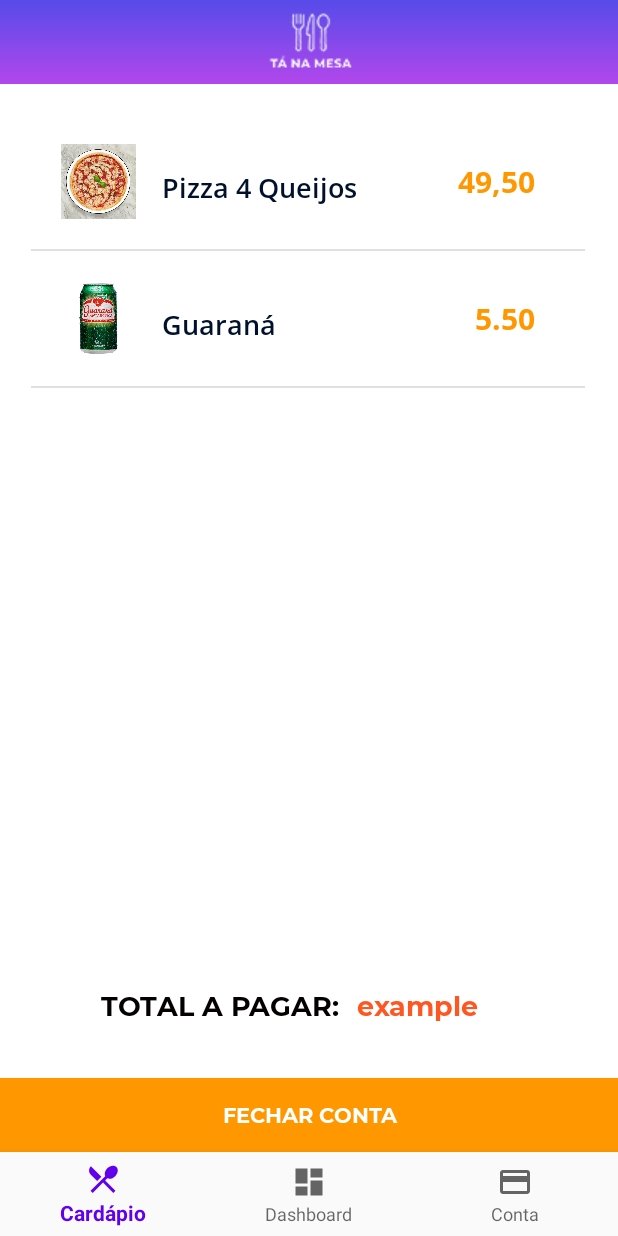
After one commit to TheEvilHarry/TaNaMesa-Mobile, an Android app: the CloseAccount screen opened directly, with no data from a screen before it, on a phone screen of 412 x 824 dp. The commit adds this screen. Run offline under Robolectric (Android 15) with nearby library versions, the phone set to English and light mode, and no system bars.

Commit message:
Changing Conta access through navbar to an activity

```diff
--- a/app/src/main/AndroidManifest.xml
+++ b/app/src/main/AndroidManifest.xml
@@ -13,6 +13,7 @@
         <activity android:name=".OrderConfirmation" />
         <activity android:name=".MainPage" />
         <activity android:name=".MainActivity" />
+        <activity android:name=".CloseAccount"/>
         <activity
             android:name=".ReaderPage"
             android:label="@string/app_name">
--- /dev/null
+++ b/app/src/main/java/com/example/tanamesaapp/CloseAccount.java
@@ -0,0 +1,76 @@
+package com.example.tanamesaapp;
+
+import androidx.annotation.NonNull;
+import androidx.annotation.Nullable;
+import androidx.appcompat.app.AppCompatActivity;
+import androidx.appcompat.widget.Toolbar;
+
+import android.content.Context;
+import android.os.Bundle;
+import android.view.LayoutInflater;
+import android.view.View;
+import android.view.ViewGroup;
+import android.widget.ArrayAdapter;
+import android.widget.ImageView;
+import android.widget.ListView;
+import android.widget.TextView;
+
+public class CloseAccount extends AppCompatActivity {
+
+
+    Context context;
+    ListView listView;
+    String titles[] = {"Pizza 4 Queijos", "Guaraná"};
+    String descriptions[] = {"49,50", "5.50"};
+    int images[] = {R.drawable.pizza, R.drawable.guarana, R.drawable.agua, R.drawable.massa};
+
+    @Override
+    protected void onCreate(Bundle savedInstanceState) {
+        super.onCreate(savedInstanceState);
+        setContentView(R.layout.activity_close_account);
+        Toolbar toolbar = findViewById(R.id.mp_actionbar);
+        setSupportActionBar(toolbar);
+        listView = findViewById(R.id.orderListView);
+
+        MyAccountAdapter adapter = new MyAccountAdapter(this,titles,descriptions,images);
+        listView.setAdapter(adapter);
+
+    }
+}
+
+class MyAccountAdapter extends ArrayAdapter<String> {
+
+    Context context;
+    String rTitle[];
+    String rDescription[];
+    int rImgs[];
+
+    MyAccountAdapter (Context c, String title[], String description[], int imgs[]) {
+        super(c, R.layout.order_row, R.id.titleText, title);
+        this.context = c;
+        this.rTitle = title;
+        this.rDescription = description;
+        this.rImgs = imgs;
+
+    }
+
+    @NonNull
+    @Override
+    public View getView(int position, @Nullable View convertView, @NonNull ViewGroup parent) {
+        LayoutInflater layoutInflater = (LayoutInflater) context.getApplicationContext().getSystemService(Context.LAYOUT_INFLATER_SERVICE);
+        View row = layoutInflater.inflate(R.layout.order_row, parent, false);
+        ImageView images = row.findViewById(R.id.thumb);
+        TextView myTitle = row.findViewById(R.id.titleText);
+        TextView myDescription = row.findViewById(R.id.descriptionText);
+
+        // now set our resources on views
+        images.setImageResource(rImgs[position]);
+        myTitle.setText(rTitle[position]);
+        myDescription.setText(rDescription[position]);
+
+
+
+
+        return row;
+    }
+}
--- a/app/src/main/java/com/example/tanamesaapp/MainPage.java
+++ b/app/src/main/java/com/example/tanamesaapp/MainPage.java
@@ -11,6 +11,7 @@ import androidx.navigation.ui.NavigationUI;
 import android.content.Intent;
 import android.os.Bundle;
 import android.util.Log;
+import android.view.MenuItem;
 import android.view.View;
 
 import com.example.tanamesaapp.models.Product;
@@ -22,12 +23,13 @@ import com.google.firebase.database.DatabaseReference;
 import com.google.firebase.database.FirebaseDatabase;
 import com.google.firebase.database.ValueEventListener;
 
-public class MainPage extends AppCompatActivity {
+public class MainPage extends AppCompatActivity implements BottomNavigationView.OnNavigationItemSelectedListener {
 
     private DatabaseReference db;
     private int tableID;
     private Table table;
     private Product product;
+    private BottomNavigationView menu;
 
     @Override
     protected void onCreate(Bundle savedInstanceState) {
@@ -38,6 +40,24 @@ public class MainPage extends AppCompatActivity {
         startDatabase();
         setupData();
         setupUI();
+        menu.setOnNavigationItemSelectedListener(this);
+    }
+
+    @Override
+    public boolean onNavigationItemSelected(@NonNull MenuItem item) {
+        switch (item.getItemId()) {
+            case R.id.navigation_notifications: {
+                Intent intent = new Intent(this,CloseAccount.class);
+                startActivity(intent);
+            }
+            case R.id.navigation_dashboard: {
+                break;
+            }
+            case R.id.navigation_home: {
+                break;
+            }
+        }
+        return true;
     }
 
     public void callWaiter(View v){
@@ -55,13 +75,15 @@ public class MainPage extends AppCompatActivity {
     }
 
     private void setupUI(){
-        BottomNavigationView navView = findViewById(R.id.nav_view);
-        AppBarConfiguration appBarConfiguration = new AppBarConfiguration.Builder(
-                R.id.navigation_home, R.id.navigation_dashboard, R.id.navigation_notifications)
-                .build();
-        NavController navController = Navigation.findNavController(this, R.id.nav_host_fragment);
-        //NavigationUI.setupActionBarWithNavController(this, navController, appBarConfiguration);
-        NavigationUI.setupWithNavController(navView, navController);
+
+        menu = (BottomNavigationView) findViewById(R.id.nav_view);
+//        BottomNavigationView navView = findViewById(R.id.nav_view);
+//        AppBarConfiguration appBarConfiguration = new AppBarConfiguration.Builder(
+//                R.id.navigation_home, R.id.navigation_dashboard, R.id.navigation_notifications)
+//                .build();
+//        NavController navController = Navigation.findNavController(this, R.id.nav_host_fragment);
+//        //NavigationUI.setupActionBarWithNavController(this, navController, appBarConfiguration);
+//        NavigationUI.setupWithNavController(navView, navController);
     }
 
     public int getTableID(){
--- /dev/null
+++ b/app/src/main/res/layout/activity_close_account.xml
@@ -0,0 +1,81 @@
+<?xml version="1.0" encoding="utf-8"?>
+<androidx.constraintlayout.widget.ConstraintLayout
+    xmlns:android="http://schemas.android.com/apk/res/android"
+    xmlns:app="http://schemas.android.com/apk/res-auto"
+    xmlns:tools="http://schemas.android.com/tools"
+    android:layout_width="match_parent"
+    android:layout_height="match_parent"
+    tools:context=".ui.notifications.NotificationsFragment"
+    android:background="@android:color/white"
+    android:clickable="true">
+
+    <com.google.android.material.bottomnavigation.BottomNavigationView
+        android:id="@+id/nav_view"
+        android:layout_width="0dp"
+        android:layout_height="wrap_content"
+        android:layout_marginStart="0dp"
+        android:layout_marginEnd="0dp"
+        android:background="?android:attr/windowBackground"
+        app:layout_constraintBottom_toBottomOf="parent"
+        app:layout_constraintLeft_toLeftOf="parent"
+        app:layout_constraintRight_toRightOf="parent"
+        app:menu="@menu/bottom_nav_menu" />
+
+    <ListView
+        android:id="@+id/orderListView"
+        android:layout_width="369dp"
+        android:layout_height="372dp"
+
+
+        android:layout_marginTop="20dp"
+        app:layout_constraintEnd_toEndOf="parent"
+        app:layout_constraintHorizontal_bias="0.487"
+        app:layout_constraintStart_toStartOf="parent"
+        app:layout_constraintTop_toBottomOf="@+id/mp_actionbar" />
+
+    <Button
+        android:id="@+id/button2"
+        android:layout_width="fill_parent"
+        android:layout_height="49dp"
+        android:background="#FF9800"
+        android:fontFamily="@font/m_bold"
+        android:text="Fechar Conta"
+        android:textColor="#FFFFFF"
+        app:layout_constraintBottom_toTopOf="@+id/nav_view"
+        app:layout_constraintEnd_toEndOf="parent"
+        app:layout_constraintStart_toStartOf="parent" />
+
+    <include
+        android:id="@+id/mp_actionbar"
+        layout="@layout/top_actionbar"
+        tools:layout_editor_absoluteX="-16dp"
+        tools:layout_editor_absoluteY="61dp" />
+
+    <TextView
+        android:id="@+id/tv"
+        android:layout_width="wrap_content"
+        android:layout_height="wrap_content"
+        android:layout_marginBottom="36dp"
+        android:fontFamily="@font/m_bold"
+        android:text="TOTAL A PAGAR:"
+        android:textColor="#040000"
+        android:textSize="18sp"
+        app:layout_constraintBottom_toTopOf="@+id/button2"
+        app:layout_constraintEnd_toEndOf="parent"
+        app:layout_constraintHorizontal_bias="0.266"
+        app:layout_constraintStart_toStartOf="parent" />
+
+    <TextView
+        android:id="@+id/total"
+        android:layout_width="wrap_content"
+        android:layout_height="wrap_content"
+        android:layout_marginBottom="36dp"
+        android:fontFamily="@font/m_bold"
+        android:text="example"
+        android:textColor="#FF5722"
+        android:textSize="18sp"
+        app:layout_constraintBottom_toTopOf="@+id/button2"
+        app:layout_constraintEnd_toEndOf="parent"
+        app:layout_constraintHorizontal_bias="0.108"
+        app:layout_constraintStart_toEndOf="@+id/tv" />
+</androidx.constraintlayout.widget.ConstraintLayout>
--- a/app/src/main/res/layout/activity_main_page.xml
+++ b/app/src/main/res/layout/activity_main_page.xml
@@ -62,19 +62,19 @@
         app:layout_constraintStart_toStartOf="parent"
         app:layout_constraintTop_toBottomOf="@+id/mp_actionbar" />
 
-    <fragment
-        android:id="@+id/nav_host_fragment"
-        android:name="androidx.navigation.fragment.NavHostFragment"
-        android:layout_width="match_parent"
-        android:layout_height="match_parent"
-        app:defaultNavHost="true"
-        app:layout_constraintBottom_toTopOf="@id/nav_view"
-        app:layout_constraintHorizontal_bias="0.0"
-        app:layout_constraintLeft_toLeftOf="parent"
-        app:layout_constraintRight_toRightOf="parent"
-        app:layout_constraintTop_toTopOf="parent"
-        app:layout_constraintVertical_bias="0.0"
-        app:navGraph="@navigation/mobile_navigation" />
+<!--    <fragment-->
+<!--        android:id="@+id/nav_host_fragment"-->
+<!--        android:name="androidx.navigation.fragment.NavHostFragment"-->
+<!--        android:layout_width="match_parent"-->
+<!--        android:layout_height="match_parent"-->
+<!--        app:defaultNavHost="true"-->
+<!--        app:layout_constraintBottom_toTopOf="@id/nav_view"-->
+<!--        app:layout_constraintHorizontal_bias="0.0"-->
+<!--        app:layout_constraintLeft_toLeftOf="parent"-->
+<!--        app:layout_constraintRight_toRightOf="parent"-->
+<!--        app:layout_constraintTop_toTopOf="parent"-->
+<!--        app:layout_constraintVertical_bias="0.0"-->
+<!--        app:navGraph="@navigation/mobile_navigation" />-->
 
     <Button
         android:id="@+id/button3"
```
